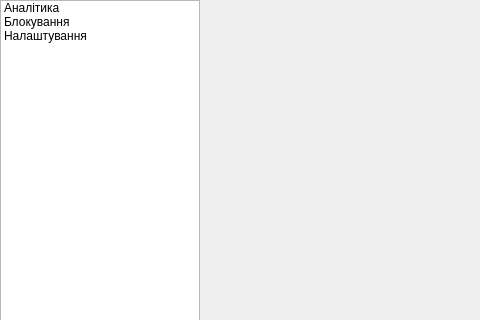
The window that src/gui/mainwindow.ui (bergamontt/sunflower) describes before a commit, drawn with Qt 5; both pictures show x 0 to 480 and y 0 to 320 of the 1024 by 640 pixel window.
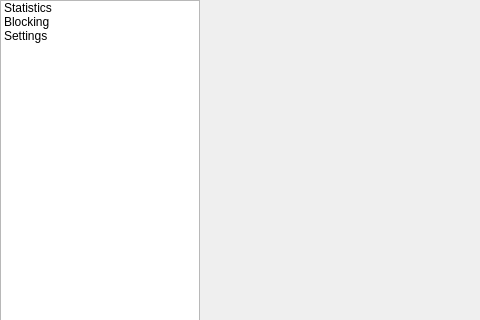
The same window after the commit. The open tabs and pages were chosen to show the change. Custom widgets are drawn as their Qt base class.

Commit message: chore(#51): rename analytics to statistics, translate UI to English

What changed in the file:
```diff
--- a/src/gui/mainwindow.ui
+++ b/src/gui/mainwindow.ui
@@ -49,17 +49,17 @@
       </property>
       <item>
        <property name="text">
-        <string>Аналітика</string>
+        <string>Statistics</string>
        </property>
       </item>
       <item>
        <property name="text">
-        <string>Блокування</string>
+        <string>Blocking</string>
        </property>
       </item>
       <item>
        <property name="text">
-        <string>Налаштування</string>
+        <string>Settings</string>
        </property>
       </item>
      </widget>
```
Left out of the diff: 10 changed lines with no effect on the pictures. The commit also changes 7 other files.
